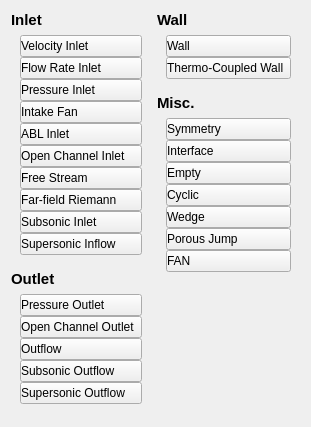
First picture: the form in baramFlow/view/setup/boundary_conditions/boundary_type_picker.ui, repository nextfoam/baram, before the edit.
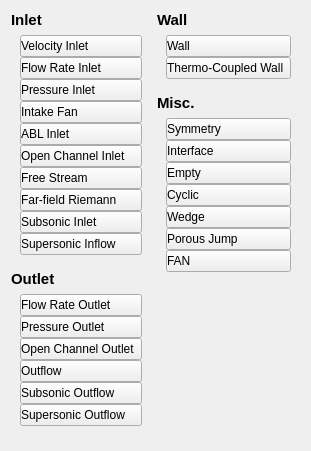
Second picture: the form after the edit. Custom widgets are drawn as their Qt base class.

Commit message: Issue baram#713 Flow Rate Outlet 경계 조건 추가

```diff
--- a/baramFlow/view/setup/boundary_conditions/boundary_type_picker.ui
+++ b/baramFlow/view/setup/boundary_conditions/boundary_type_picker.ui
@@ -7,7 +7,7 @@
     <x>0</x>
     <y>0</y>
     <width>308</width>
-    <height>427</height>
+    <height>451</height>
    </rect>
   </property>
   <property name="windowTitle">
@@ -281,6 +281,25 @@
          <property name="bottomMargin">
           <number>0</number>
          </property>
+         <item>
+          <widget class="FlatPushButton" name="flowRateOutlet">
+           <property name="sizePolicy">
+            <sizepolicy hsizetype="Expanding" vsizetype="Fixed">
+             <horstretch>0</horstretch>
+             <verstretch>0</verstretch>
+            </sizepolicy>
+           </property>
+           <property name="styleSheet">
+            <string notr="true">text-align:left</string>
+           </property>
+           <property name="text">
+            <string>Flow Rate Outlet</string>
+           </property>
+           <attribute name="buttonGroup">
+            <string notr="true">buttonGroup</string>
+           </attribute>
+          </widget>
+         </item>
          <item>
           <widget class="FlatPushButton" name="pressureOutlet">
            <property name="sizePolicy">
```
Left out of the diff: 4 changed lines with no effect on the pictures. The commit also changes 8 other files.
